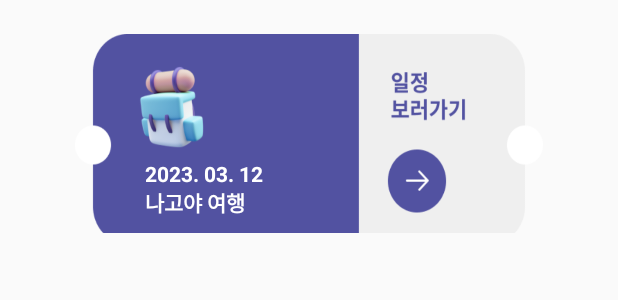
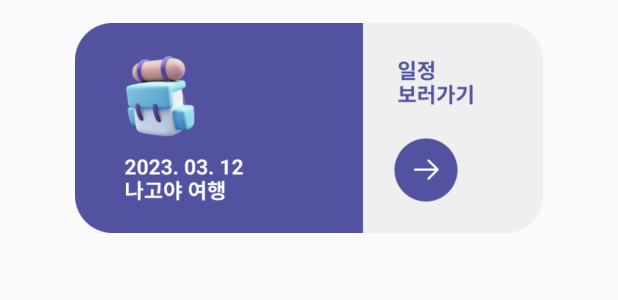
Before and after one commit to moon12-3/BaRoad, an Android app: the layout main_listview_item.xml on its own in the app's theme, with its tools: preview values and no code run, on a phone screen of 412 x 824 dp. Shown: the top 300 px of the screen. Run offline under Robolectric (Android 15) with nearby library versions, the phone set to English and light mode, and no system bars.

Commit message:
Revert "내 일정 item"
This reverts commit fb9bcdb9227dfb7e4b4da60b542ebb6ae56dd589.

```diff
--- a/app/src/main/res/layout/main_listview_item.xml
+++ b/app/src/main/res/layout/main_listview_item.xml
@@ -5,23 +5,10 @@
     android:layout_height="wrap_content">
 
     <!--검색어 입력 리스트뷰 목록에 뜰 layout-->
-    <FrameLayout
-        android:layout_width="match_parent"
-        android:layout_height="wrap_content">
             <ImageButton
                 android:layout_width="312dp"
                 android:layout_height="140dp"
                 android:layout_gravity="center"
                 android:layout_marginTop="15dp"
-                android:background="@drawable/myplan_listview"/>
-        <TextView
-            android:layout_width="wrap_content"
-            android:layout_height="wrap_content"
-            android:text="2023. 03. 12\n나고야 여행"
-            android:textColor="#ffffff"
-            android:textStyle="bold"
-            android:layout_gravity="center|bottom"
-            android:layout_marginRight="70dp"
-            android:layout_marginBottom="10dp"/>
-    </FrameLayout>
+                android:background="@drawable/main_listview"/>
 </LinearLayout>
```
Also changed, not shown: app/src/main/res/drawable/main_listview.png (added), app/src/main/res/drawable/myplan_listview.png (deleted).
